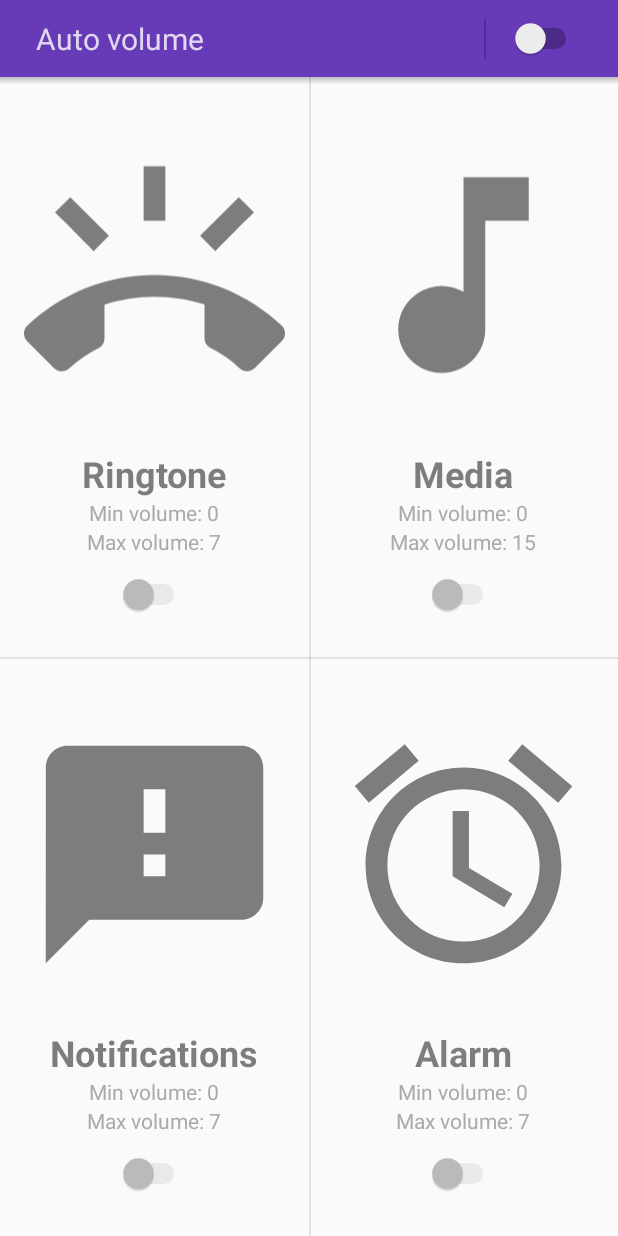
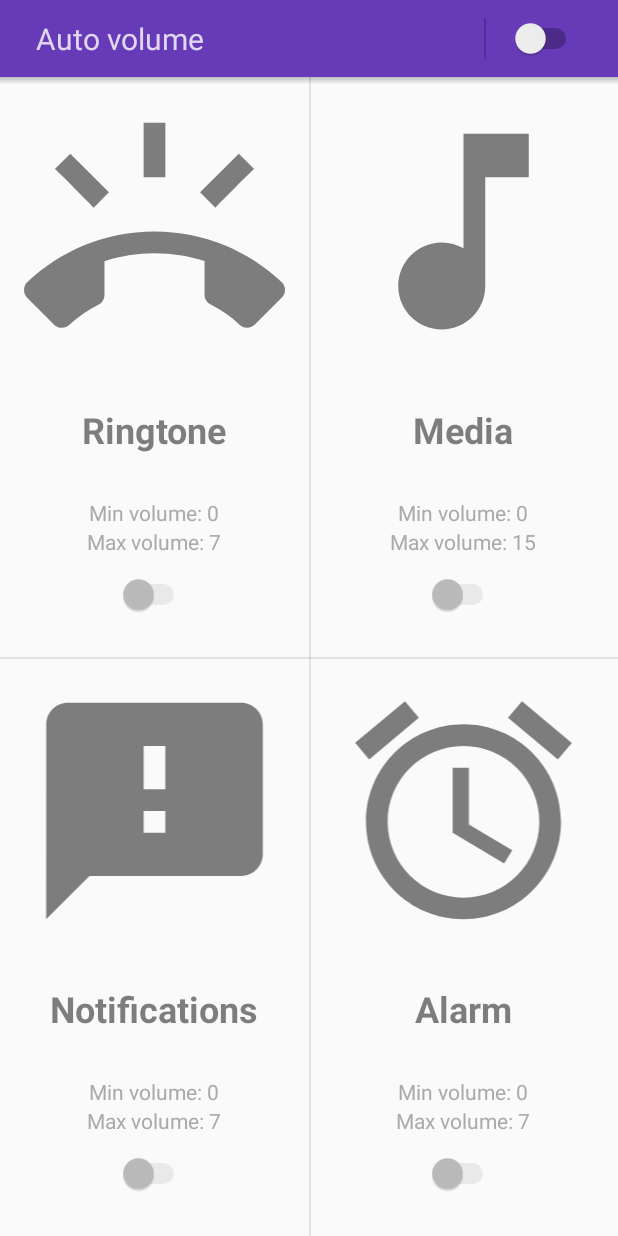
Before and after one commit to MinSeungHyun/AutoVolume, an Android app: the screen it shows after launch (ActivityMain), on a phone screen of 412 x 824 dp. Run offline under Robolectric (Android 15) with nearby library versions, the phone set to English and light mode, and no system bars; our stand-ins replace EventBus.

Commit message:
Change Layouts

```diff
--- a/app/src/main/AndroidManifest.xml
+++ b/app/src/main/AndroidManifest.xml
@@ -14,8 +14,7 @@
         android:theme="@style/AppTheme"
         tools:ignore="AllowBackup,GoogleAppIndexingWarning">
         <activity
-            android:name=".ActivityMain"
-            android:screenOrientation="portrait">
+            android:name=".ActivityMain">
             <intent-filter>
                 <action android:name="android.intent.action.MAIN" />
                 <category android:name="android.intent.category.LAUNCHER" />
--- a/app/src/main/res/layout/activity_main.xml
+++ b/app/src/main/res/layout/activity_main.xml
@@ -82,7 +82,7 @@
             android:id="@+id/ringtoneIcon"
             android:layout_width="match_parent"
             android:layout_height="0dp"
-            android:layout_weight="1"
+            android:layout_weight="3"
             android:contentDescription="ringtone icon"
             app:srcCompat="@drawable/ic_baseline_ring_volume_24px"
             tools:ignore="HardcodedText" />
@@ -90,8 +90,10 @@
         <TextView
             android:id="@+id/textView_1"
             style="@style/categoryText"
-            android:layout_width="wrap_content"
+            android:layout_width="match_parent"
             android:layout_height="wrap_content"
+            android:layout_weight="1"
+            android:gravity="center"
             android:text="@string/ringtone" />
 
         <TextView
@@ -114,6 +116,7 @@
             android:layout_height="wrap_content"
             android:padding="16dp"
             android:tag="switch_1" />
+
     </LinearLayout>
 
     <LinearLayout
@@ -135,7 +138,7 @@
             android:id="@+id/mediaIcon"
             android:layout_width="match_parent"
             android:layout_height="0dp"
-            android:layout_weight="1"
+            android:layout_weight="3"
             android:contentDescription="media icon"
             app:srcCompat="@drawable/ic_baseline_music_note_24px"
             tools:ignore="HardcodedText" />
@@ -143,8 +146,10 @@
         <TextView
             android:id="@+id/textView_2"
             style="@style/categoryText"
-            android:layout_width="wrap_content"
+            android:layout_width="match_parent"
             android:layout_height="wrap_content"
+            android:layout_weight="1"
+            android:gravity="center"
             android:text="@string/media" />
 
         <TextView
@@ -188,7 +193,7 @@
             android:id="@+id/notificationsIcon"
             android:layout_width="match_parent"
             android:layout_height="0dp"
-            android:layout_weight="1"
+            android:layout_weight="3"
             android:contentDescription="notifications icon"
             app:srcCompat="@drawable/ic_baseline_feedback_24px"
             tools:ignore="HardcodedText" />
@@ -196,8 +201,10 @@
         <TextView
             android:id="@+id/textView_3"
             style="@style/categoryText"
-            android:layout_width="wrap_content"
+            android:layout_width="match_parent"
             android:layout_height="wrap_content"
+            android:layout_weight="1"
+            android:gravity="center"
             android:text="@string/notifications" />
 
         <TextView
@@ -241,7 +248,7 @@
             android:id="@+id/alarmIcon"
             android:layout_width="match_parent"
             android:layout_height="0dp"
-            android:layout_weight="1"
+            android:layout_weight="3"
             android:contentDescription="alarm icon"
             app:srcCompat="@drawable/ic_baseline_alarm_24px"
             tools:ignore="HardcodedText" />
@@ -249,8 +256,10 @@
         <TextView
             android:id="@+id/textView_4"
             style="@style/categoryText"
-            android:layout_width="wrap_content"
+            android:layout_width="match_parent"
             android:layout_height="wrap_content"
+            android:layout_weight="1"
+            android:gravity="center"
             android:text="@string/alarm" />
 
         <TextView
```
